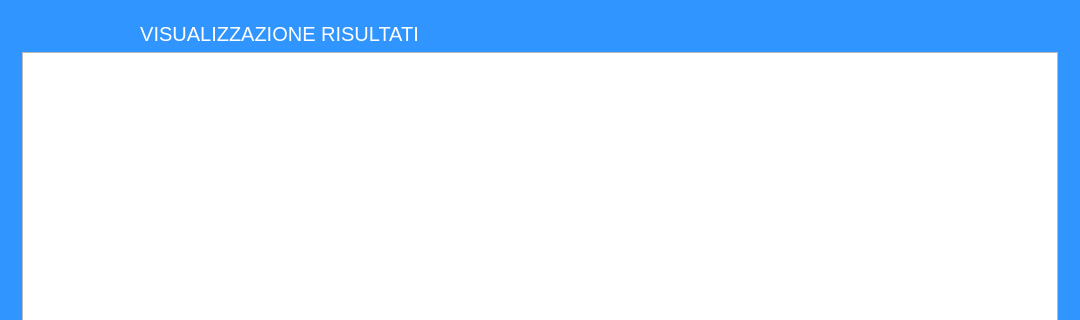
Before: the Qt Designer form mainwindowrp.ui in giuseppedifatta/SistemaRP, drawn with Qt 5; both pictures show x 0 to 1080 and y 0 to 320 of the 1080 by 720 pixel window.
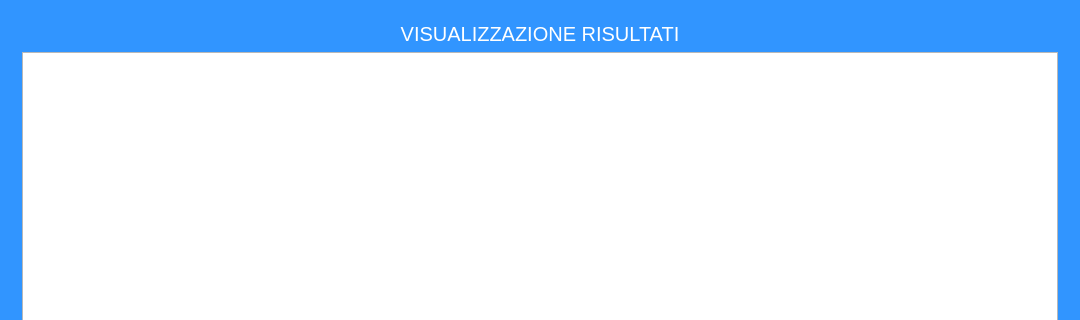
After: the same form once the commit is applied.

Commit message: implementata visualizzazione dei risultati

Patch:
```diff
--- a/mainwindowrp.ui
+++ b/mainwindowrp.ui
@@ -320,16 +320,6 @@
        <layout class="QVBoxLayout" name="verticalLayout_6">
         <item>
          <layout class="QGridLayout" name="gridLayout_4" rowstretch="0,1,0" columnstretch="0,1,1">
-          <item row="0" column="1">
-           <widget class="QLabel" name="label">
-            <property name="text">
-             <string>VISUALIZZAZIONE RISULTATI</string>
-            </property>
-            <property name="alignment">
-             <set>Qt::AlignCenter</set>
-            </property>
-           </widget>
-          </item>
           <item row="2" column="1">
            <widget class="QPushButton" name="pushButton">
             <property name="text">
@@ -347,6 +337,16 @@
           <item row="1" column="1" colspan="2">
            <widget class="QTableWidget" name="tableWidget_risultatiVoto"/>
           </item>
+          <item row="0" column="1" colspan="2">
+           <widget class="QLabel" name="label">
+            <property name="text">
+             <string>VISUALIZZAZIONE RISULTATI</string>
+            </property>
+            <property name="alignment">
+             <set>Qt::AlignCenter</set>
+            </property>
+           </widget>
+          </item>
          </layout>
         </item>
        </layout>
```
The commit also changes 5 other files.
